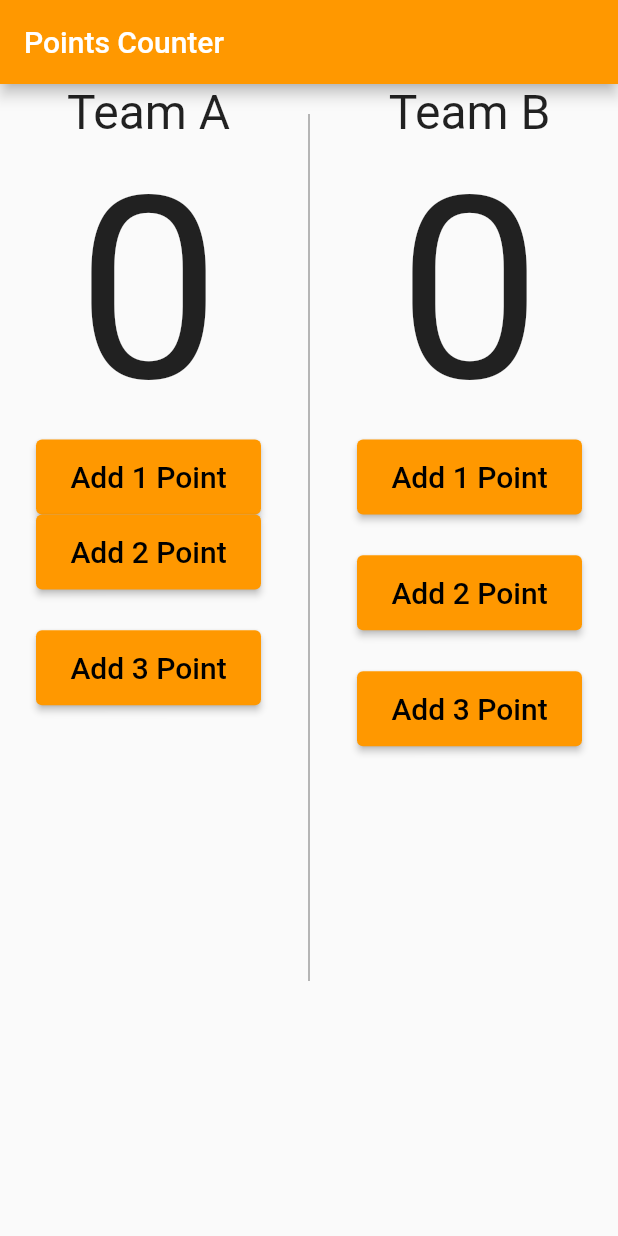
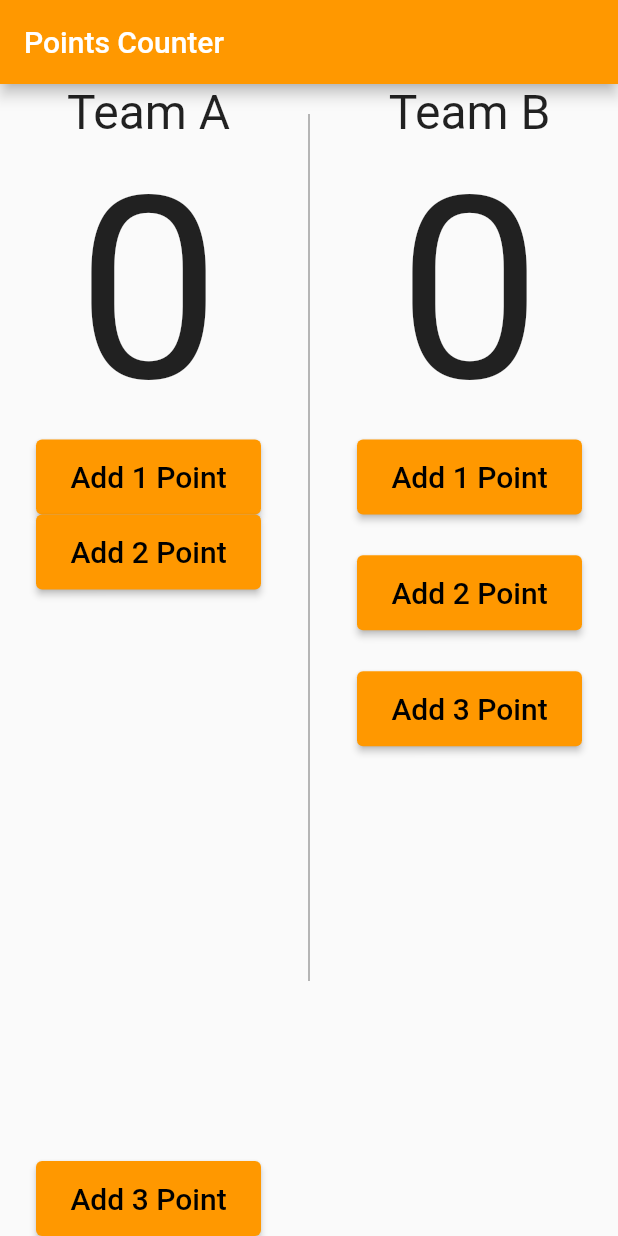
Before and after one commit to alaakorda/Basketball-Points, a Flutter app: the screen it shows after launch, on a phone screen of 412 x 824 dp. Run offline on Flutter 3.47's test engine with Material 2 defaults, Android fonts, the phone set to English and light mode, and no system bars.

Commit message:
update main

```diff
--- a/lib/main.dart
+++ b/lib/main.dart
@@ -52,7 +52,7 @@ class BasketBallPoints extends StatelessWidget {
               child: Text("Add 3 Point",style: TextStyle(color: Colors.black,fontSize: 20),
               ),
               ),
-              Spacer(flex: 13,),
+             // Spacer(flex: 13,),
 
       ],
     ),
```
